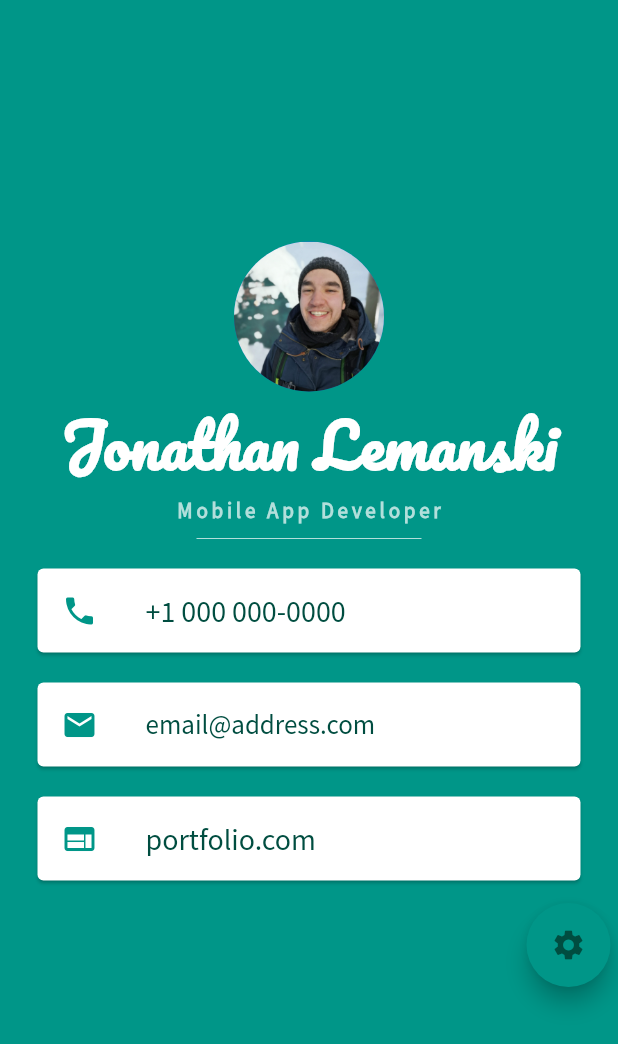
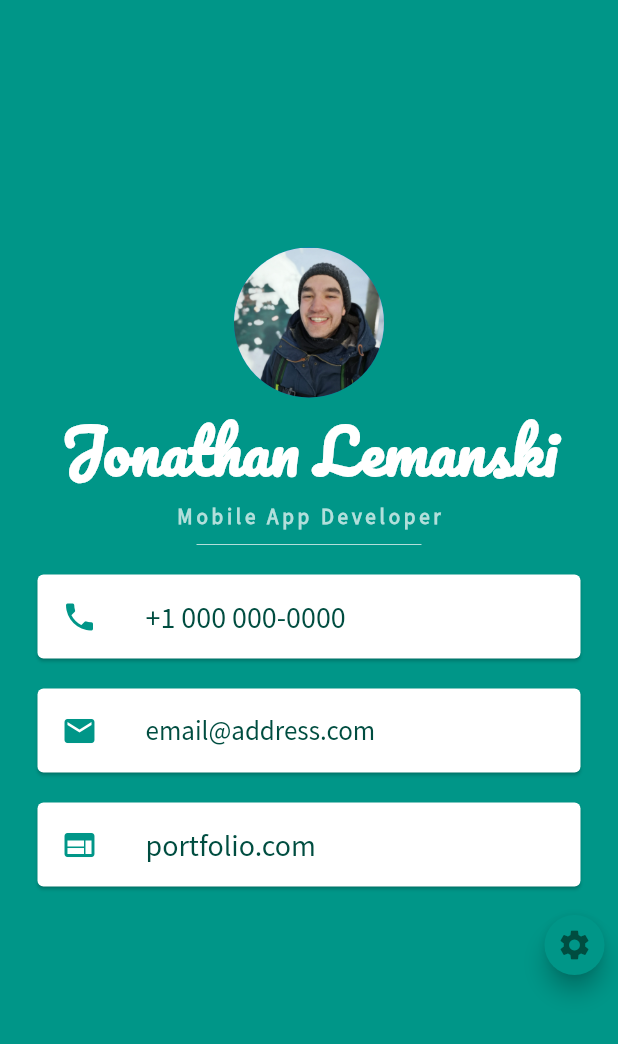
Before and after one commit to jlemanski1/MiCard, a Flutter app: the screen it shows after launch, on a phone screen of 412 x 824 dp. Shown: the top 1044 px of the screen. Run offline on Flutter 3.47's test engine with Material 2 defaults, Android fonts, the phone set to English and light mode, and no system bars.

Commit message:
Changed the size of the button. Blends in more now

```diff
--- a/mi_card/lib/main.dart
+++ b/mi_card/lib/main.dart
@@ -6,10 +6,13 @@ void main() {
 
 class MiCardApp extends StatefulWidget {
   @override
-  MiCardAppState createState() => MiCardAppState();
+  _MiCardAppState createState() => _MiCardAppState();
 }
 
-class MiCardAppState extends State<MiCardApp> {
+class _MiCardAppState extends State<MiCardApp> {
+  String name = '';
+  String profession = '';
+
 
   @override
   void initState() {
@@ -114,13 +117,20 @@ class MiCardAppState extends State<MiCardApp> {
               padding: EdgeInsets.all(5.0),
               alignment: Alignment(1.0, 1.0),
               child: FloatingActionButton(
+                mini: true,
                 backgroundColor: Colors.teal,
                 child: Icon(
                   Icons.settings,
                   color: Colors.teal[900],
                   ),
                 onPressed: () {
+                  showModalBottomSheet(context: context, builder: (builder) {
+                    return Column(
+                      children: <Widget>[
 
+                      ],
+                    );
+                  });
                 },
               ),
             ),
```
